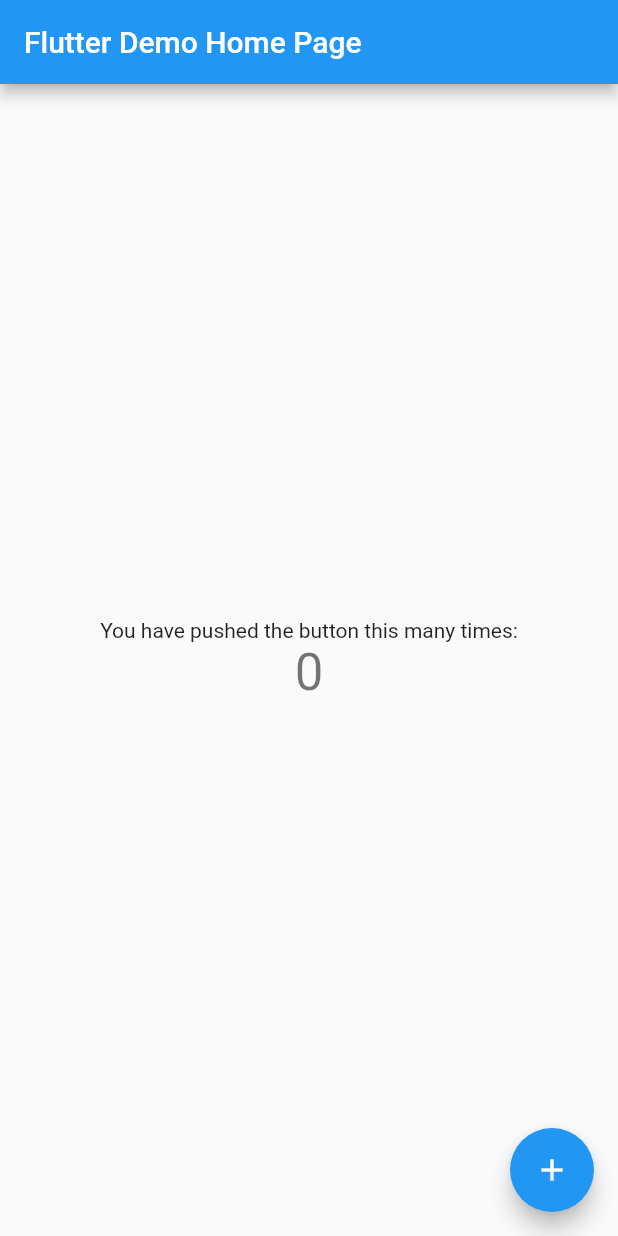
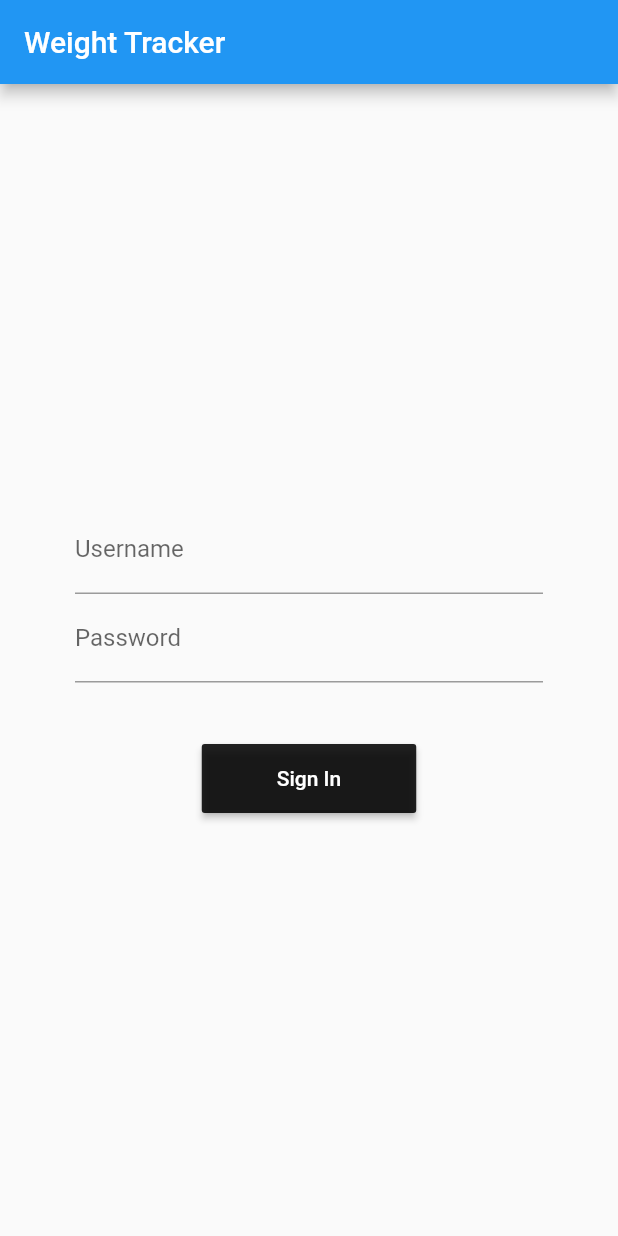
Before and after one commit to MrkRffy/flutter-firebase-test, a Flutter app: the screen it shows after launch, on a phone screen of 412 x 824 dp. Run offline on Flutter 3.47's test engine with Material 2 defaults, Android fonts, the phone set to English and light mode, and no system bars.

Commit message:
Added Login Page Layout

```diff
--- a/lib/main.dart
+++ b/lib/main.dart
@@ -1,117 +1,14 @@
 import 'package:flutter/material.dart';
+import 'package:flutter_firebase_weight_tracker/presentation/pages/login_page.dart';
 
-void main() {
-  runApp(MyApp());
-}
+void main() => runApp(MyApp());
 
 class MyApp extends StatelessWidget {
-  // This widget is the root of your application.
   @override
   Widget build(BuildContext context) {
     return MaterialApp(
-      title: 'Flutter Demo',
-      theme: ThemeData(
-        // This is the theme of your application.
-        //
-        // Try running your application with "flutter run". You'll see the
-        // application has a blue toolbar. Then, without quitting the app, try
-        // changing the primarySwatch below to Colors.green and then invoke
-        // "hot reload" (press "r" in the console where you ran "flutter run",
-        // or simply save your changes to "hot reload" in a Flutter IDE).
-        // Notice that the counter didn't reset back to zero; the application
-        // is not restarted.
-        primarySwatch: Colors.blue,
-        // This makes the visual density adapt to the platform that you run
-        // the app on. For desktop platforms, the controls will be smaller and
-        // closer together (more dense) than on mobile platforms.
-        visualDensity: VisualDensity.adaptivePlatformDensity,
-      ),
-      home: MyHomePage(title: 'Flutter Demo Home Page'),
+      title: 'Material App',
+      home: LoginPage(),
     );
   }
 }
-
-class MyHomePage extends StatefulWidget {
-  MyHomePage({Key key, this.title}) : super(key: key);
-
-  // This widget is the home page of your application. It is stateful, meaning
-  // that it has a State object (defined below) that contains fields that affect
-  // how it looks.
-
-  // This class is the configuration for the state. It holds the values (in this
-  // case the title) provided by the parent (in this case the App widget) and
-  // used by the build method of the State. Fields in a Widget subclass are
-  // always marked "final".
-
-  final String title;
-
-  @override
-  _MyHomePageState createState() => _MyHomePageState();
-}
-
-class _MyHomePageState extends State<MyHomePage> {
-  int _counter = 0;
-
-  void _incrementCounter() {
-    setState(() {
-      // This call to setState tells the Flutter framework that something has
-      // changed in this State, which causes it to rerun the build method below
-      // so that the display can reflect the updated values. If we changed
-      // _counter without calling setState(), then the build method would not be
-      // called again, and so nothing would appear to happen.
-      _counter++;
-    });
-  }
-
-  @override
-  Widget build(BuildContext context) {
-    // This method is rerun every time setState is called, for instance as done
-    // by the _incrementCounter method above.
-    //
-    // The Flutter framework has been optimized to make rerunning build methods
-    // fast, so that you can just rebuild anything that needs updating rather
-    // than having to individually change instances of widgets.
-    return Scaffold(
-      appBar: AppBar(
-        // Here we take the value from the MyHomePage object that was created by
-        // the App.build method, and use it to set our appbar title.
-        title: Text(widget.title),
-      ),
-      body: Center(
-        // Center is a layout widget. It takes a single child and positions it
-        // in the middle of the parent.
-        child: Column(
-          // Column is also a layout widget. It takes a list of children and
-          // arranges them vertically. By default, it sizes itself to fit its
-          // children horizontally, and tries to be as tall as its parent.
-          //
-          // Invoke "debug painting" (press "p" in the console, choose the
-          // "Toggle Debug Paint" action from the Flutter Inspector in Android
-          // Studio, or the "Toggle Debug Paint" command in Visual Studio Code)
-          // to see the wireframe for each widget.
-          //
-          // Column has various properties to control how it sizes itself and
-          // how it positions its children. Here we use mainAxisAlignment to
-          // center the children vertically; the main axis here is the vertical
-          // axis because Columns are vertical (the cross axis would be
-          // horizontal).
-          mainAxisAlignment: MainAxisAlignment.center,
-          children: <Widget>[
-            Text(
-              'You have pushed the button this many times:',
-            ),
-            Text(
-              '$_counter',
-              style: Theme.of(context).textTheme.headline4,
-            ),
-          ],
-        ),
-      ),
-      floatingActionButton: FloatingActionButton(
-        onPressed: _incrementCounter,
-        tooltip: 'Increment',
-        child: Icon(Icons.add),
-      ), // This trailing comma makes auto-formatting nicer for build methods.
-    );
-  }
-}
--- a/lib/presentation/pages/login_page.dart
+++ b/lib/presentation/pages/login_page.dart
@@ -0,0 +1,42 @@
+import 'package:flutter/material.dart';
+
+class LoginPage extends StatelessWidget {
+  const LoginPage({Key key}) : super(key: key);
+
+  @override
+  Widget build(BuildContext context) {
+    return Scaffold(
+      appBar: AppBar(
+        title: Text('Weight Tracker'),
+      ),
+      body: Padding(
+        padding: const EdgeInsets.symmetric(
+          vertical: 10.0,
+          horizontal: 50.0,
+        ),
+        child: Column(
+          mainAxisAlignment: MainAxisAlignment.center,
+          crossAxisAlignment: CrossAxisAlignment.center,
+          children: [
+            TextField(
+              decoration: InputDecoration(labelText: "Username"),
+            ),
+            TextField(
+              decoration: InputDecoration(labelText: "Password"),
+            ),
+            SizedBox(
+              height: 40.0,
+            ),
+            RaisedButton(
+              onPressed: () {},
+              child: Text("Sign In"),
+              color: Colors.black87,
+              textColor: Colors.white,
+              padding: EdgeInsets.symmetric(vertical: 15.0, horizontal: 50.0),
+            )
+          ],
+        ),
+      ),
+    );
+  }
+}
```
Also changed, not shown: 3 other files.
